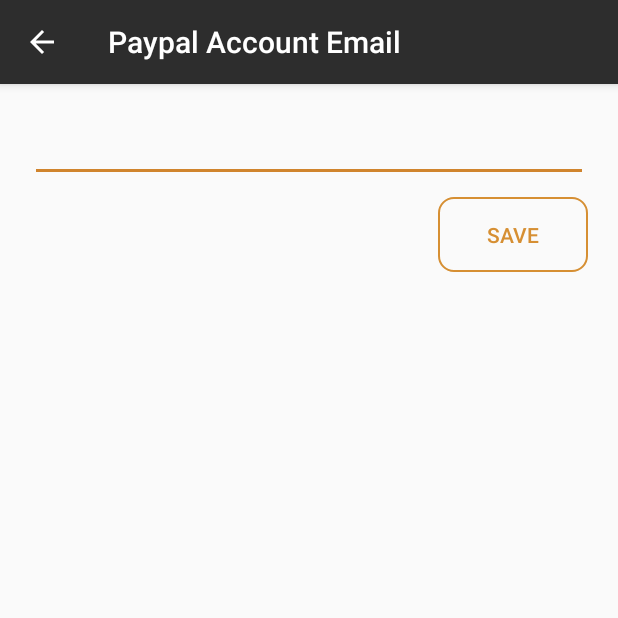
After one commit to workspaceit/RentGuru-Android, an Android app: the PaypalAccountSettingsActivity screen opened directly, with no data from a screen before it, on a phone screen of 412 x 824 dp, the top half of it. The commit adds this screen. Run offline under Robolectric (Android 15) with nearby library versions, the phone set to English and light mode, and no system bars; 1 statement that could not run was skipped.

Commit message:
my paypal account

```diff
--- a/RentGuru/app/src/main/java/wsit/rentguru/activity/HomeActivity.java
+++ b/RentGuru/app/src/main/java/wsit/rentguru/activity/HomeActivity.java
@@ -297,7 +297,8 @@ public class HomeActivity extends AppCompatActivity
             ShowNotification.logoutDailog(this,sessionManager,"Logout","Confrim Logout?");
 
         }else if (id==R.id.nav_my_pay_pal){
-
+            Intent intent=new Intent(this,PaypalAccountSettingsActivity.class);
+            startActivity(intent);
         }else if (id==R.id.nav_edit_profile){
             Intent i=new Intent(this,EditProfileActivity.class);
             startActivity(i);
--- /dev/null
+++ b/RentGuru/app/src/main/java/wsit/rentguru/activity/PaypalAccountSettingsActivity.java
@@ -0,0 +1,123 @@
+package wsit.rentguru.activity;
+
+import android.content.Context;
+import android.support.design.widget.Snackbar;
+import android.support.v4.content.ContextCompat;
+import android.support.v7.app.AppCompatActivity;
+import android.os.Bundle;
+import android.support.v7.widget.Toolbar;
+import android.view.View;
+import android.view.ViewGroup;
+import android.view.inputmethod.InputMethodManager;
+import android.widget.Button;
+import android.widget.EditText;
+
+import java.util.regex.Matcher;
+import java.util.regex.Pattern;
+
+import wsit.rentguru.R;
+import wsit.rentguru.asynctask.GetPayPalEmailAsynTask;
+import wsit.rentguru.asynctask.SetPayPalEmailAsynTask;
+import wsit.rentguru.model.UserPaypalCredential;
+import wsit.rentguru.utility.ConnectivityManagerInfo;
+import wsit.rentguru.utility.ShowNotification;
+
+public class PaypalAccountSettingsActivity extends AppCompatActivity implements View.OnClickListener {
+    private Toolbar toolbar;
+    private ConnectivityManagerInfo connectivityManagerInfo;
+    private EditText editText;
+    private Button button;
+    private View root;
+    private UserPaypalCredential userPaypalCredential;
+
+    @Override
+    protected void onCreate(Bundle savedInstanceState) {
+        super.onCreate(savedInstanceState);
+        setContentView(R.layout.activity_paypal_account_settings);
+        toolbar=(Toolbar)findViewById(R.id.toolbar);
+        setSupportActionBar(toolbar);
+        getSupportActionBar().setDisplayHomeAsUpEnabled(true);
+        connectivityManagerInfo=new ConnectivityManagerInfo(this);
+        editText=(EditText)findViewById(R.id.paypal_email_edit_text);
+        button=(Button)findViewById(R.id.paypal_save_button);
+        root=findViewById(R.id.activity_paypal_account_settings);
+        button.setOnClickListener(this);
+
+        if (connectivityManagerInfo.isConnectedToInternet()){
+            new GetPayPalEmailAsynTask(this).execute();
+        }
+    }
+
+    public void setEmail(UserPaypalCredential userPaypalCredential){
+        this.userPaypalCredential=userPaypalCredential;
+
+        if (userPaypalCredential==null){
+            this.button.setVisibility(View.GONE);
+           showSnackbar("Something went wrong..");
+        }else if (userPaypalCredential.getEmail().equals("")){
+            if (button.getVisibility()==View.GONE){
+                button.setVisibility(View.VISIBLE);
+            }
+           showSnackbar("No PayPal Email..");
+        }else {
+            editText.setText(userPaypalCredential.getEmail());
+            if (button.getVisibility()==View.GONE){
+                button.setVisibility(View.VISIBLE);
+            }
+        }
+
+    }
+
+    @Override
+    public void onClick(View v) {
+        if (v==button){
+            if (verifyInput()){
+                InputMethodManager imm = (InputMethodManager)getSystemService(Context.INPUT_METHOD_SERVICE);
+                imm.hideSoftInputFromWindow(root.getWindowToken(), 0);
+                new SetPayPalEmailAsynTask(this).execute(editText.getText().toString());
+            }
+        }
+    }
+
+
+    private boolean verifyInput(){
+        String email = this.editText.getText().toString();
+        CharSequence input = email;
+        String expression = "^[\\w\\.-]+@([\\w\\-]+\\.)+[A-Z]{2,4}$";
+        Pattern pattern = Pattern.compile(expression, Pattern.CASE_INSENSITIVE);
+        Matcher matcher = pattern.matcher(input);
+
+        if (!matcher.matches()) {
+            ShowNotification.showToast(this, "Please Enter a valid Email ID");
+            this.editText.requestFocus();
+            return false;
+        }else if (editText.getText().toString().equals(userPaypalCredential.getEmail())){
+            ShowNotification.showToast(this,"No Change in Email");
+            this.editText.requestFocus();
+            return false;
+        }
+
+        return true;
+    }
+
+    public void chnageEmail(boolean flag){
+        if (flag){
+          showSnackbar("Your Paypal Email Changed Successfully");
+        }else {
+            showSnackbar("Something went wrong...");
+        }
+    }
+
+
+    private void showSnackbar(String msg){
+        final Snackbar snackBar = Snackbar.make(root, msg, Snackbar.LENGTH_INDEFINITE);
+
+        snackBar.setAction("Ok", new View.OnClickListener() {
+            @Override
+            public void onClick(View v) {
+                snackBar.dismiss();
+            }
+        });
+        snackBar.show();
+    }
+}
--- /dev/null
+++ b/RentGuru/app/src/main/res/drawable/rounded_border.xml
@@ -0,0 +1,12 @@
+<?xml version="1.0" encoding="utf-8"?>
+
+<shape xmlns:android="http://schemas.android.com/apk/res/android"
+android:shape="rectangle">
+<stroke android:width="2px" android:color="@color/staggered_below_color" />
+
+<corners
+    android:bottomRightRadius="10dp"
+    android:bottomLeftRadius="10dp"
+    android:topLeftRadius="10dp"
+    android:topRightRadius="10dp"/>
+</shape>
--- /dev/null
+++ b/RentGuru/app/src/main/res/layout/activity_paypal_account_settings.xml
@@ -0,0 +1,51 @@
+<?xml version="1.0" encoding="utf-8"?>
+<RelativeLayout xmlns:android="http://schemas.android.com/apk/res/android"
+    xmlns:app="http://schemas.android.com/apk/res-auto"
+    xmlns:tools="http://schemas.android.com/tools"
+    android:id="@+id/activity_paypal_account_settings"
+    android:layout_width="match_parent"
+    android:layout_height="match_parent"
+    tools:context="wsit.rentguru.activity.PaypalAccountSettingsActivity">
+
+    <android.support.design.widget.AppBarLayout
+        android:id="@+id/app_bar_layout"
+        android:layout_width="match_parent"
+        android:layout_height="wrap_content"
+        android:theme="@style/AppTheme.AppBarOverlay">
+
+        <android.support.v7.widget.Toolbar
+            android:id="@+id/toolbar"
+            android:layout_width="match_parent"
+            android:layout_height="?attr/actionBarSize"
+            android:background="?attr/colorPrimary"
+            app:layout_scrollFlags="scroll|enterAlways"
+            app:popupTheme="@style/AppTheme.PopupOverlay"
+
+
+            />
+    </android.support.design.widget.AppBarLayout>
+
+
+    <EditText
+        android:id="@+id/paypal_email_edit_text"
+        android:layout_width="match_parent"
+        android:layout_height="wrap_content"
+        android:layout_below="@+id/app_bar_layout"
+        android:layout_marginLeft="20dp"
+        android:layout_marginRight="20dp"
+        android:layout_marginTop="20dp"
+        android:inputType="textEmailAddress" />
+
+    <Button
+        android:layout_width="100dp"
+        android:layout_height="50dp"
+        android:layout_alignEnd="@+id/paypal_email_edit_text"
+        android:layout_below="@+id/paypal_email_edit_text"
+        android:background="@drawable/rounded_border"
+        android:text="@string/save"
+        android:layout_marginTop="10dp"
+        android:textColor="@color/staggered_below_color"
+        android:id="@+id/paypal_save_button"/>
+
+
+</RelativeLayout>
--- a/RentGuru/app/src/main/res/values/strings.xml
+++ b/RentGuru/app/src/main/res/values/strings.xml
@@ -19,7 +19,8 @@
     <string name="find_location_text">Search by Location</string>
     <string name="edit_profile_text">Edit Profile</string>
     <string name="change_profile_picture">Change Profile Picture</string>
-
+    <string name="paypal_setings_text">Paypal Account Email</string>
+    <string name="save">Save</string>
 
 
     <string name="navigation_drawer_open">Open navigation drawer</string>
```
Also changed, not shown: RentGuru/app/src/main/AndroidManifest.xml (+9 -2 lines), RentGuru/app/src/main/java/wsit/rentguru/Service/AuthenticationService.java (+73 -0 lines), RentGuru/app/src/main/java/wsit/rentguru/asynctask/GetPayPalEmailAsynTask.java (added, +48 -0 lines), RentGuru/app/src/main/java/wsit/rentguru/asynctask/SetPayPalEmailAsynTask.java (added, +47 -0 lines), RentGuru/app/src/main/java/wsit/rentguru/model/UserPaypalCredential.java (added, +53 -0 lines).
